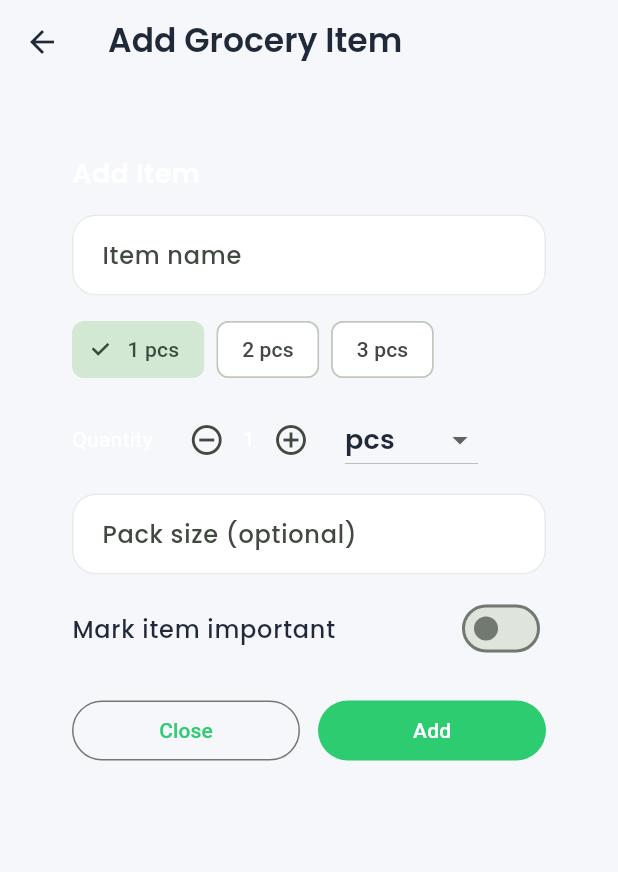
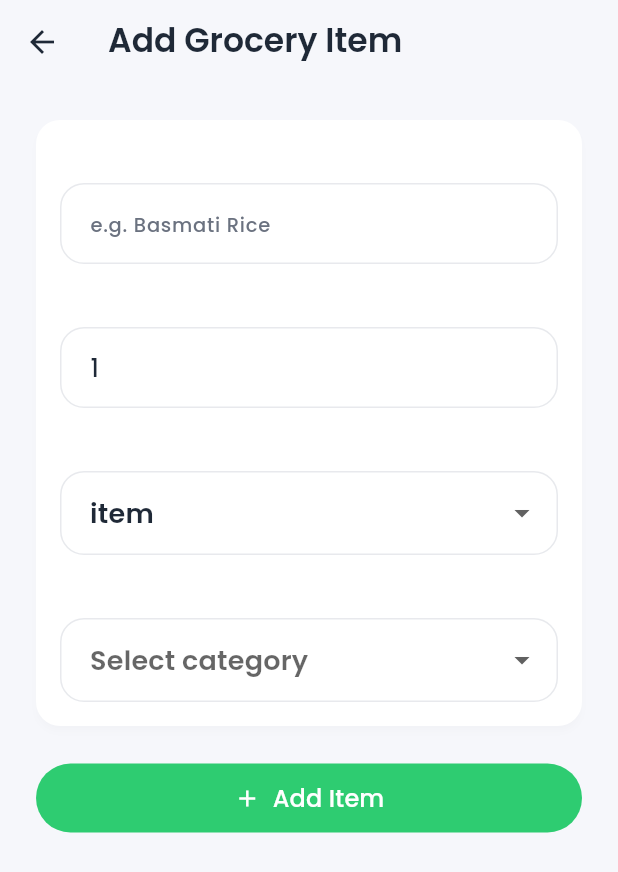
Before and after one commit to justinkjose/RasoIQ, a Flutter app: the AddGroceryItemScreen screen opened directly with empty values, on a phone screen of 412 x 824 dp. Shown: the top 872 px of the screen. Run offline on Flutter 3.47's test engine with Material 3 defaults, Android fonts, the phone set to English and light mode, and no system bars; our stand-ins replace app_links, camera, cloud_firestore, connectivity_plus, file_picker, firebase_analytics and 13 more; missing offline and left inert: flutter_whisper_kit, google_mlkit_barcode_scanning, google_mlkit_text_recognition, mobile_scanner, whisper4dart; accounts and stored records are empty; network calls fail.

Commit message:
Added Bugs fixes and Grocerylist

```diff
--- a/lib/features/grocery/presentation/add_grocery_item_screen.dart
+++ b/lib/features/grocery/presentation/add_grocery_item_screen.dart
@@ -1,8 +1,11 @@
 import 'package:flutter/material.dart';
 
+import '../../../data/default_grocery_catalog.dart';
+import '../../../services/category_memory_service.dart';
 import '../../../theme/app_theme.dart';
+import '../../../widgets/app_widgets.dart';
 import '../data/grocery_repository.dart';
-import '../widgets/grocery_add_item_sheet.dart';
+import '../domain/grocery_unit.dart';
 
 class AddGroceryItemScreen extends StatefulWidget {
   const AddGroceryItemScreen({super.key, required this.listId});
@@ -15,33 +18,130 @@ class AddGroceryItemScreen extends StatefulWidget {
 
 class _AddGroceryItemScreenState extends State<AddGroceryItemScreen> {
   final GroceryRepository _repository = GroceryRepository();
+  final CategoryMemoryService _memory = CategoryMemoryService();
+  final TextEditingController _nameController = TextEditingController();
+  final TextEditingController _quantityController = TextEditingController(text: '1');
+
+  GroceryUnit _unit = GroceryUnit.item;
+  String? _category;
+  bool _loadingCategory = false;
+
+  List<String> get _categories => DefaultGroceryCatalog.categories.keys.toList();
+
+  @override
+  void dispose() {
+    _nameController.dispose();
+    _quantityController.dispose();
+    super.dispose();
+  }
+
+  Future<void> _onNameChanged(String value) async {
+    final name = value.trim();
+    if (name.isEmpty) return;
+    setState(() => _loadingCategory = true);
+    final stored = await _memory.getCategoryFor(name);
+    if (!mounted) return;
+    setState(() {
+      _category = stored ?? _category;
+      _loadingCategory = false;
+    });
+  }
+
+  Future<void> _save() async {
+    final name = _nameController.text.trim();
+    final quantity = double.tryParse(_quantityController.text.trim()) ?? 0.0;
+    if (name.isEmpty || quantity <= 0) return;
+
+    final category = _category ?? 'Uncategorized';
+    await _repository.addItem(
+      listId: widget.listId,
+      name: name,
+      quantity: quantity,
+      unit: _unit,
+      categoryId: category,
+    );
+
+    await _memory.saveCategoryFor(name, category);
+
+    if (!mounted) return;
+    Navigator.of(context).pop(true);
+  }
 
   @override
   Widget build(BuildContext context) {
     return Scaffold(
       appBar: AppBar(title: const Text('Add Grocery Item')),
-      body: SafeArea(
-        child: SingleChildScrollView(
-          padding: const EdgeInsets.all(AppTheme.space24),
-          child: GroceryAddItemSheet(
-            initialName: '',
-            closeOnSubmit: false,
-            onSubmit: (payload) async {
-              await _repository.addItem(
-                listId: widget.listId,
-                name: payload.name,
-                quantity: payload.quantity,
-                unit: payload.unit,
-                categoryId: payload.categoryId,
-                isImportant: payload.isImportant,
-                packCount: payload.packCount,
-                packSize: payload.packSize,
-              );
-              if (!context.mounted) return;
-              Navigator.of(context).pop(true);
-            },
+      body: ListView(
+        padding: const EdgeInsets.all(AppTheme.space24),
+        children: [
+          AppCard(
+            child: Column(
+              crossAxisAlignment: CrossAxisAlignment.start,
+              children: [
+                Text('Item name', style: AppTextStyles.bodySmall),
+                const SizedBox(height: AppTheme.space8),
+                TextField(
+                  controller: _nameController,
+                  decoration: const InputDecoration(hintText: 'e.g. Basmati Rice'),
+                  onChanged: _onNameChanged,
+                ),
+                if (_loadingCategory) ...[
+                  const SizedBox(height: AppTheme.space8),
+                  Text('Checking category memory...', style: AppTextStyles.bodySmall),
+                ],
+                const SizedBox(height: AppTheme.space16),
+                Text('Quantity', style: AppTextStyles.bodySmall),
+                const SizedBox(height: AppTheme.space8),
+                TextField(
+                  controller: _quantityController,
+                  keyboardType:
+                      const TextInputType.numberWithOptions(decimal: true),
+                  decoration: const InputDecoration(hintText: 'e.g. 2'),
+                ),
+                const SizedBox(height: AppTheme.space16),
+                Text('Unit', style: AppTextStyles.bodySmall),
+                const SizedBox(height: AppTheme.space8),
+                DropdownButtonFormField<GroceryUnit>(
+                  initialValue: _unit,
+                  items: GroceryUnit.values
+                      .map(
+                        (unit) => DropdownMenuItem(
+                          value: unit,
+                          child: Text(unit.label),
+                        ),
+                      )
+                      .toList(),
+                  onChanged: (value) {
+                    if (value == null) return;
+                    setState(() => _unit = value);
+                  },
+                ),
+                const SizedBox(height: AppTheme.space16),
+                Text('Category', style: AppTextStyles.bodySmall),
+                const SizedBox(height: AppTheme.space8),
+                DropdownButtonFormField<String>(
+                  initialValue: _category,
+                  hint: const Text('Select category'),
+                  items: _categories
+                      .map(
+                        (category) => DropdownMenuItem(
+                          value: category,
+                          child: Text(category),
+                        ),
+                      )
+                      .toList(),
+                  onChanged: (value) => setState(() => _category = value),
+                ),
+              ],
+            ),
           ),
-        ),
+          const SizedBox(height: AppTheme.space24),
+          RoundedButton(
+            label: 'Add Item',
+            icon: Icons.add,
+            onPressed: _save,
+          ),
+        ],
       ),
     );
   }
```
